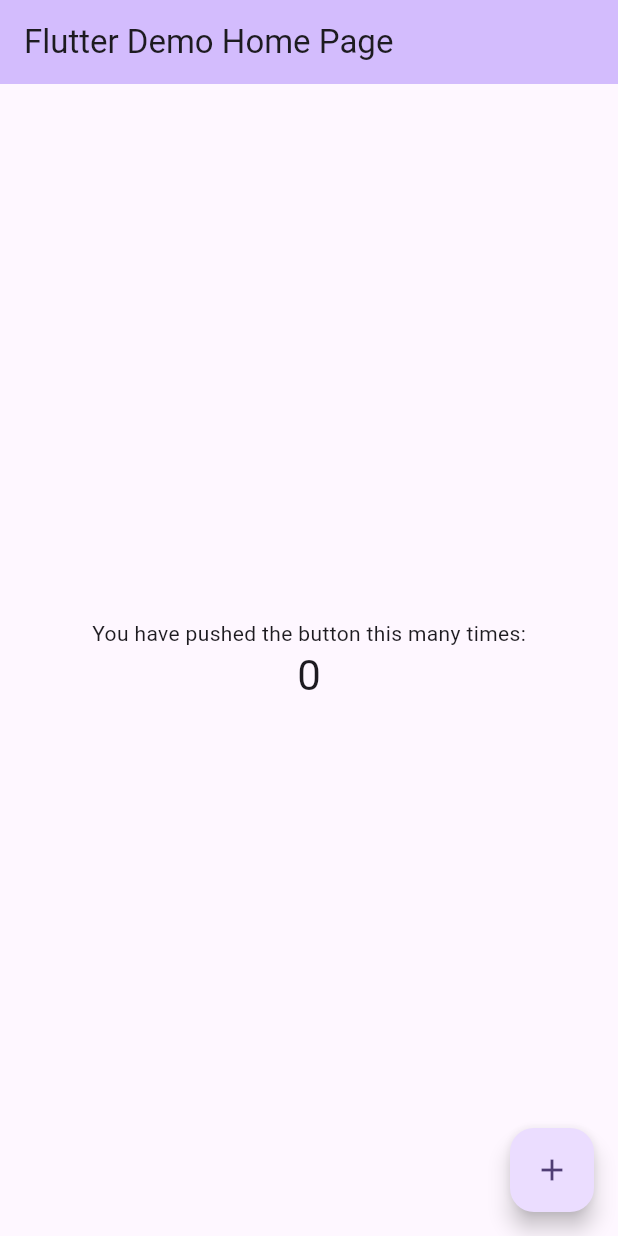
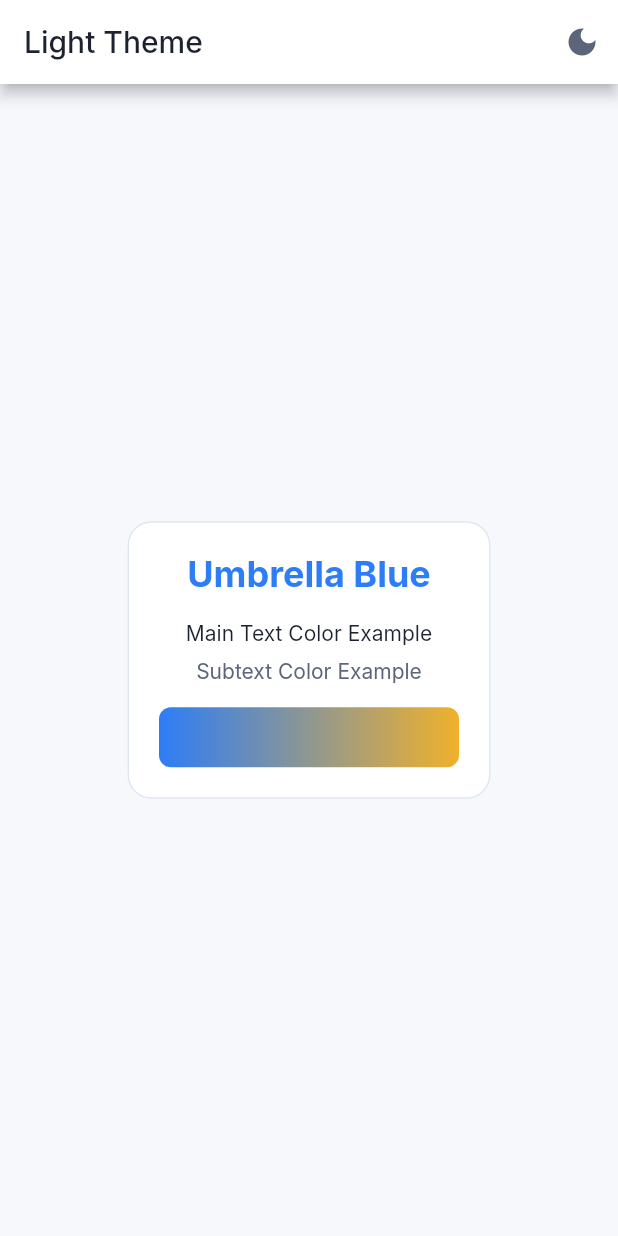
Before and after one commit to Alpegeb/UMBRELLA, a Flutter app: the screen it shows after launch, on a phone screen of 412 x 824 dp. Run offline on Flutter 3.47's test engine with Material 3 defaults, Android fonts, the phone set to English and light mode, and no system bars; Roboto replaces fonts that are missing (Inter).

Commit message:
chore: add initial project structure and theme system

```diff
--- /dev/null
+++ b/lib/core/app_theme.dart
@@ -0,0 +1,70 @@
+// lib/core/app_theme.dart
+import 'package:flutter/material.dart';
+
+class AppTheme {
+  final Color bg;
+  final Color shellBg;
+  final Color shellFrame;
+  final Color card;
+  final Color cardAlt;
+  final Color text;
+  final Color sub;
+  final Color border;
+  final Color accent;   // Umbrella blue
+  final Color sunny;    // sunny end of index
+  final Color rainy;    // rainy end of index
+  final ThemeData materialTheme;
+
+  const AppTheme({
+    required this.bg,
+    required this.shellBg,
+    required this.shellFrame,
+    required this.card,
+    required this.cardAlt,
+    required this.text,
+    required this.sub,
+    required this.border,
+    required this.accent,
+    required this.sunny,
+    required this.rainy,
+    required this.materialTheme,
+  });
+
+  static final dark = AppTheme(
+    bg: const Color(0xFF0C111C),
+    shellBg: const Color(0xFF0C111C),
+    shellFrame: const Color(0xFF0A0F19),
+    card: const Color(0xFF141B2A),
+    cardAlt: const Color(0xFF101723),
+    text: const Color(0xFFE8EDF7),
+    sub: const Color(0xFFB9C2D3),
+    border: const Color(0xFF1C2637),
+    accent: const Color(0xFF2D7DF6),
+    sunny: const Color(0xFFF6C445),
+    rainy: const Color(0xFF2D7DF6),
+    materialTheme: ThemeData(
+      useMaterial3: false,
+      scaffoldBackgroundColor: Color(0xFF0C111C),
+      fontFamily: 'Inter',
+    ),
+  );
+
+  static final light = AppTheme(
+    bg: const Color(0xFFF6F8FC),
+    shellBg: const Color(0xFFEFF3FB),
+    shellFrame: const Color(0xFFE6EBF7),
+    card: const Color(0xFFFFFFFF),
+    cardAlt: const Color(0xFFF4F7FD),
+    text: const Color(0xFF1C2230),
+    sub: const Color(0xFF5B667A),
+    border: const Color(0xFFE1E7F2),
+    accent: const Color(0xFF2D7DF6),
+    sunny: const Color(0xFFF0B12C),
+    rainy: const Color(0xFF2D7DF6),
+    materialTheme: ThemeData(
+      useMaterial3: false,
+      scaffoldBackgroundColor: Color(0xFFF6F8FC),
+      fontFamily: 'Inter',
+    ),
+  );
+}
--- a/lib/main.dart
+++ b/lib/main.dart
@@ -1,122 +1,24 @@
 import 'package:flutter/material.dart';
+import 'core/app_theme.dart';
+import 'presentation/screens/theme_test/theme_test_screen.dart';
+// Or import any screen you're testing.
 
 void main() {
-  runApp(const MyApp());
+  runApp(const UmbrellaApp());
 }
 
-class MyApp extends StatelessWidget {
-  const MyApp({super.key});
+class UmbrellaApp extends StatelessWidget {
+  const UmbrellaApp({super.key});
 
-  // This widget is the root of your application.
   @override
   Widget build(BuildContext context) {
+    final theme = AppTheme.light; // or AppTheme.dark
+
     return MaterialApp(
-      title: 'Flutter Demo',
-      theme: ThemeData(
-        // This is the theme of your application.
-        //
-        // TRY THIS: Try running your application with "flutter run". You'll see
-        // the application has a purple toolbar. Then, without quitting the app,
-        // try changing the seedColor in the colorScheme below to Colors.green
-        // and then invoke "hot reload" (save your changes or press the "hot
-        // reload" button in a Flutter-supported IDE, or press "r" if you used
-        // the command line to start the app).
-        //
-        // Notice that the counter didn't reset back to zero; the application
-        // state is not lost during the reload. To reset the state, use hot
-        // restart instead.
-        //
-        // This works for code too, not just values: Most code changes can be
-        // tested with just a hot reload.
-        colorScheme: ColorScheme.fromSeed(seedColor: Colors.deepPurple),
-      ),
-      home: const MyHomePage(title: 'Flutter Demo Home Page'),
+      title: 'Umbrella',
+      debugShowCheckedModeBanner: false,
+      theme: theme.materialTheme,
+      home: const ThemeTestScreen(),
     );
   }
 }
-
-class MyHomePage extends StatefulWidget {
-  const MyHomePage({super.key, required this.title});
-
-  // This widget is the home page of your application. It is stateful, meaning
-  // that it has a State object (defined below) that contains fields that affect
-  // how it looks.
-
-  // This class is the configuration for the state. It holds the values (in this
-  // case the title) provided by the parent (in this case the App widget) and
-  // used by the build method of the State. Fields in a Widget subclass are
-  // always marked "final".
-
-  final String title;
-
-  @override
-  State<MyHomePage> createState() => _MyHomePageState();
-}
-
-class _MyHomePageState extends State<MyHomePage> {
-  int _counter = 0;
-
-  void _incrementCounter() {
-    setState(() {
-      // This call to setState tells the Flutter framework that something has
-      // changed in this State, which causes it to rerun the build method below
-      // so that the display can reflect the updated values. If we changed
-      // _counter without calling setState(), then the build method would not be
-      // called again, and so nothing would appear to happen.
-      _counter++;
-    });
-  }
-
-  @override
-  Widget build(BuildContext context) {
-    // This method is rerun every time setState is called, for instance as done
-    // by the _incrementCounter method above.
-    //
-    // The Flutter framework has been optimized to make rerunning build methods
-    // fast, so that you can just rebuild anything that needs updating rather
-    // than having to individually change instances of widgets.
-    return Scaffold(
-      appBar: AppBar(
-        // TRY THIS: Try changing the color here to a specific color (to
-        // Colors.amber, perhaps?) and trigger a hot reload to see the AppBar
-        // change color while the other colors stay the same.
-        backgroundColor: Theme.of(context).colorScheme.inversePrimary,
-        // Here we take the value from the MyHomePage object that was created by
-        // the App.build method, and use it to set our appbar title.
-        title: Text(widget.title),
-      ),
-      body: Center(
-        // Center is a layout widget. It takes a single child and positions it
-        // in the middle of the parent.
-        child: Column(
-          // Column is also a layout widget. It takes a list of children and
-          // arranges them vertically. By default, it sizes itself to fit its
-          // children horizontally, and tries to be as tall as its parent.
-          //
-          // Column has various properties to control how it sizes itself and
-          // how it positions its children. Here we use mainAxisAlignment to
-          // center the children vertically; the main axis here is the vertical
-          // axis because Columns are vertical (the cross axis would be
-          // horizontal).
-          //
-          // TRY THIS: Invoke "debug painting" (choose the "Toggle Debug Paint"
-          // action in the IDE, or press "p" in the console), to see the
-          // wireframe for each widget.
-          mainAxisAlignment: MainAxisAlignment.center,
-          children: <Widget>[
-            const Text('You have pushed the button this many times:'),
-            Text(
-              '$_counter',
-              style: Theme.of(context).textTheme.headlineMedium,
-            ),
-          ],
-        ),
-      ),
-      floatingActionButton: FloatingActionButton(
-        onPressed: _incrementCounter,
-        tooltip: 'Increment',
-        child: const Icon(Icons.add),
-      ), // This trailing comma makes auto-formatting nicer for build methods.
-    );
-  }
-}
--- /dev/null
+++ b/lib/presentation/screens/theme_test/theme_test_screen.dart
@@ -0,0 +1,87 @@
+import 'package:flutter/material.dart';
+import '../../../../../core/app_theme.dart';
+
+class ThemeTestScreen extends StatefulWidget {
+  const ThemeTestScreen({super.key});
+
+  @override
+  State<ThemeTestScreen> createState() => _ThemeTestScreenState();
+}
+
+class _ThemeTestScreenState extends State<ThemeTestScreen> {
+  bool isLight = true;
+
+  @override
+  Widget build(BuildContext context) {
+    final theme = isLight ? AppTheme.light : AppTheme.dark;
+
+    return Scaffold(
+      backgroundColor: theme.bg,
+      appBar: AppBar(
+        title: Text(
+          isLight ? "Light Theme" : "Dark Theme",
+          style: TextStyle(color: theme.text),
+        ),
+        backgroundColor: theme.card,
+        iconTheme: IconThemeData(color: theme.text),
+        actions: [
+          IconButton(
+            icon: Icon(
+              isLight ? Icons.dark_mode : Icons.light_mode,
+              color: theme.sub,
+            ),
+            onPressed: () => setState(() => isLight = !isLight),
+          ),
+        ],
+      ),
+      body: Center(
+        child: Container(
+          padding: const EdgeInsets.all(20),
+          decoration: BoxDecoration(
+            color: theme.card,
+            borderRadius: BorderRadius.circular(16),
+            border: Border.all(color: theme.border),
+          ),
+          child: Column(
+            mainAxisSize: MainAxisSize.min,
+            children: [
+              Text(
+                "Umbrella Blue",
+                style: TextStyle(
+                  fontSize: 24,
+                  fontWeight: FontWeight.w700,
+                  color: theme.accent,
+                ),
+              ),
+              const SizedBox(height: 16),
+              Text(
+                "Main Text Color Example",
+                style: TextStyle(color: theme.text),
+              ),
+              const SizedBox(height: 8),
+              Text(
+                "Subtext Color Example",
+                style: TextStyle(color: theme.sub),
+              ),
+              const SizedBox(height: 16),
+              Container(
+                height: 40,
+                width: 200,
+                decoration: BoxDecoration(
+                  gradient: LinearGradient(
+                    colors: [
+                      theme.rainy,
+                      Color.lerp(theme.rainy, theme.sunny, 0.5)!,
+                      theme.sunny,
+                    ],
+                  ),
+                  borderRadius: BorderRadius.circular(8),
+                ),
+              ),
+            ],
+          ),
+        ),
+      ),
+    );
+  }
+}
```
Also changed, not shown: lib/core/placeholder.dart (deleted), 1 other file.
